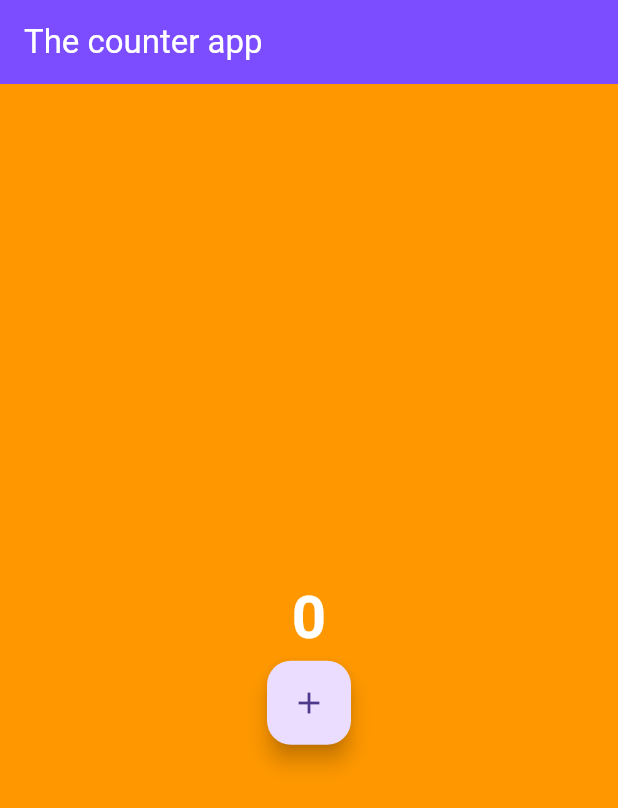
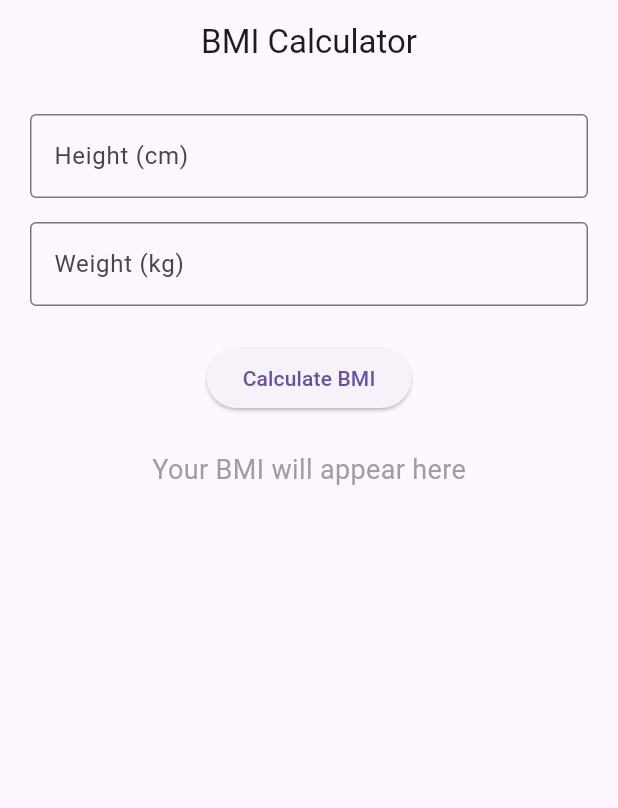
Before and after one commit to Sibtain-maker/new_apptest, a Flutter app: the screen it shows after launch, on a phone screen of 412 x 824 dp. Shown: the top 808 px of the screen. Run offline on Flutter 3.47's test engine with Material 3 defaults, Android fonts, the phone set to English and light mode, and no system bars.

Commit message:
this is the simple bmi

```diff
--- a/lib/main.dart
+++ b/lib/main.dart
@@ -1,73 +1,50 @@
 import 'package:flutter/material.dart';
 
 void main() {
-  runApp(const MyApp());
+  runApp(BMICalculatorUI());
 }
 
-class MyApp extends StatelessWidget {
-  const MyApp({super.key});
-
+class BMICalculatorUI extends StatelessWidget {
   @override
   Widget build(BuildContext context) {
-    return const MaterialApp(
-      home: Atc(),
-    );
-  }
-}
-
-class Atc extends StatefulWidget {
-  const Atc({super.key});
-
-  @override
-  State<Atc> createState() => _AtcState();
-}
-
-class _AtcState extends State<Atc> {
-  int counter = 0;
-
-  void incrimentcounter() {
-    setState(() {
-      counter++;
-    });
-  }
-
-  @override
-  Widget build(BuildContext context) {
-    return Scaffold(
-      backgroundColor: Colors.orange,
-      appBar: AppBar(
-        backgroundColor: Colors.deepPurpleAccent,
-        title: const Text(
-          'The counter app',
-          style: TextStyle(color: Colors.white),
+    return MaterialApp(
+      home: Scaffold(
+        appBar: AppBar(
+          title: Text('BMI Calculator'),
+          centerTitle: true,
         ),
-      ),
-      body: Column(
-        mainAxisAlignment: MainAxisAlignment.center,
-        children: [
-          Row(
-            mainAxisAlignment: MainAxisAlignment.center,
+        body: Padding(
+          padding: const EdgeInsets.all(20.0),
+          child: Column(
             children: [
+              TextField(
+                keyboardType: TextInputType.number,
+                decoration: InputDecoration(
+                  labelText: 'Height (cm)',
+                  border: OutlineInputBorder(),
+                ),
+              ),
+              SizedBox(height: 16),
+              TextField(
+                keyboardType: TextInputType.number,
+                decoration: InputDecoration(
+                  labelText: 'Weight (kg)',
+                  border: OutlineInputBorder(),
+                ),
+              ),
+              SizedBox(height: 24),
+              ElevatedButton(
+                onPressed: () {},
+                child: Text('Calculate BMI'),
+              ),
+              SizedBox(height: 24),
               Text(
-                '$counter',
-                style: const TextStyle(
-                  color: Colors.white,
-                  fontSize: 40,
-                  fontWeight: FontWeight.bold,
-                ),
+                'Your BMI will appear here',
+                style: TextStyle(fontSize: 18, color: Colors.grey),
               ),
             ],
           ),
-          Row(
-            mainAxisAlignment: MainAxisAlignment.center,
-            children: [
-              FloatingActionButton(
-                onPressed: incrimentcounter,
-                child: Icon(Icons.add),
-              ),
-            ],
-          ),
-        ],
+        ),
       ),
     );
   }
```
Also changed, not shown: 1 other file.
